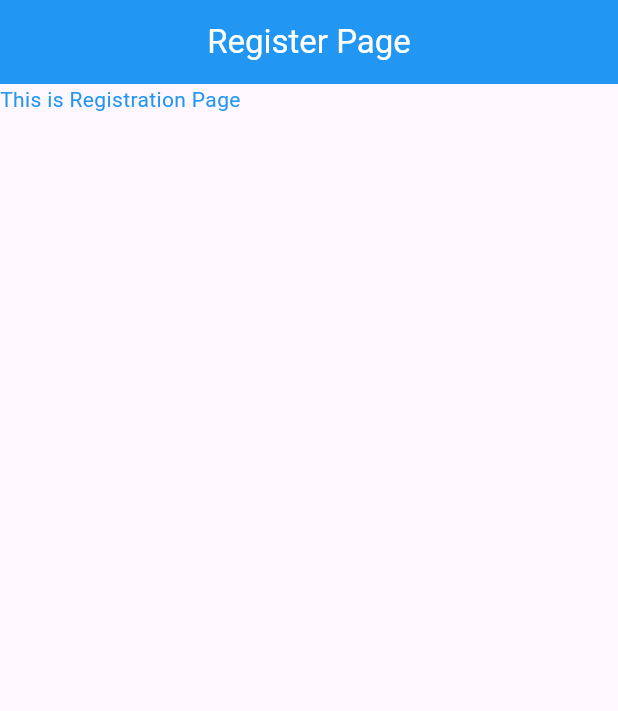
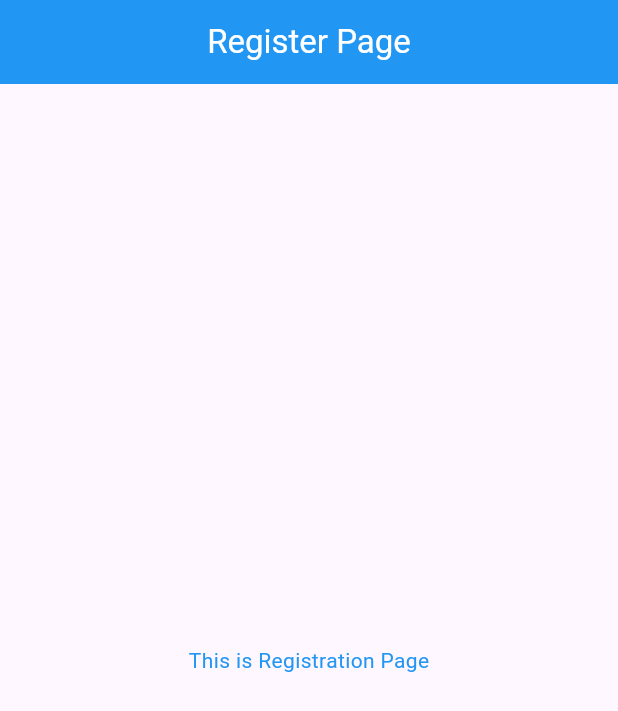
Before and after one commit to LouisFernando1204/jourx-frontend, a Flutter app: the RegisterPage screen opened directly, on a phone screen of 412 x 824 dp. Shown: the top 711 px of the screen. Run offline on Flutter 3.47's test engine with Material 3 defaults, Android fonts, the phone set to English and light mode, and no system bars; our stand-ins replace equatable, go_router.

```diff
--- a/lib/view/home_page.dart
+++ b/lib/view/home_page.dart
@@ -1,7 +1,7 @@
 import 'package:flutter/material.dart';
 
 class HomePage extends StatefulWidget {
-  final String username;
+  final dynamic username;
 
   const HomePage({super.key, required this.username});
 
--- a/lib/view/register_page.dart
+++ b/lib/view/register_page.dart
@@ -17,8 +17,11 @@ class _RegisterPageState extends State<RegisterPage> {
         title: Text("Register Page", style: TextStyle(color: Colors.white)),
       ),
       body: Container(
-          child: Text("This is Registration Page",
-              style: TextStyle(color: Colors.blue))),
+          width: double.infinity,
+          height: double.infinity,
+          child: Center(
+              child: Text("This is Registration Page",
+                  style: TextStyle(color: Colors.blue)))),
     );
   }
 }
```
Also changed, not shown: lib/main.dart (+22 -19 lines).
